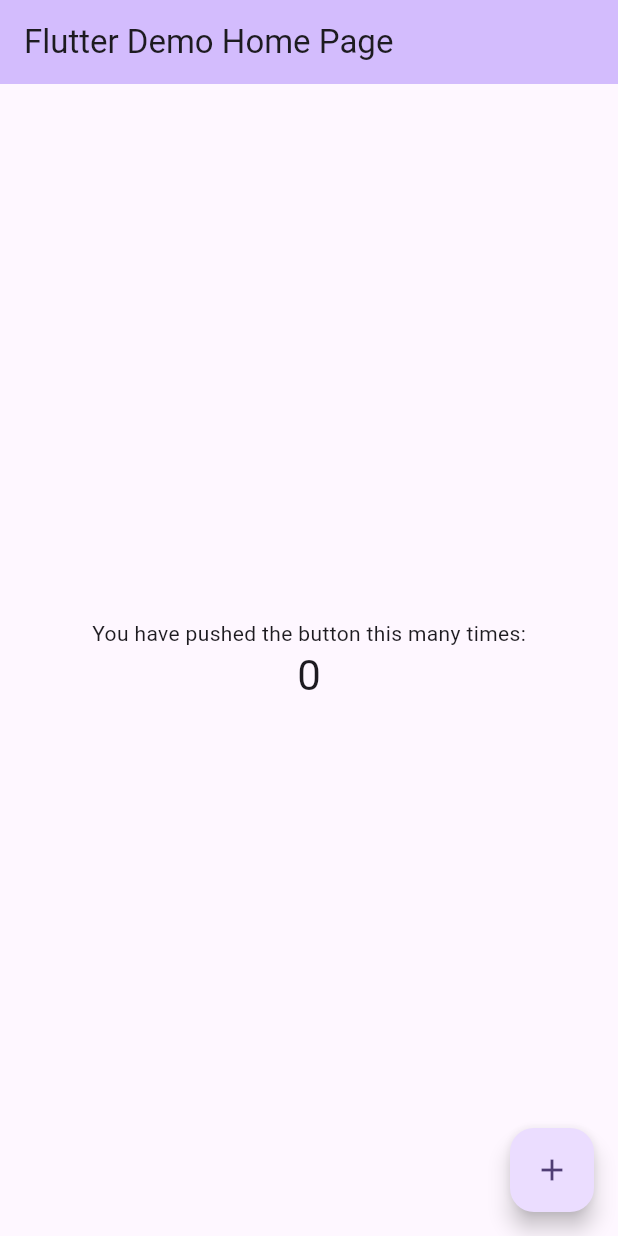
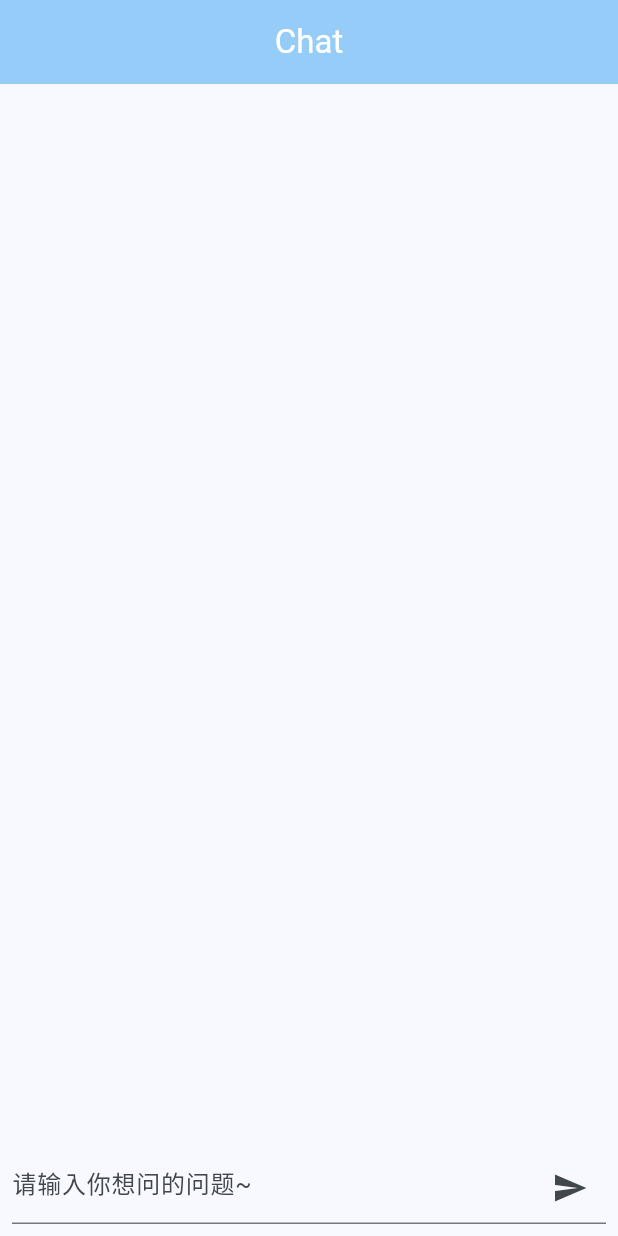
Before and after one commit to LighthouseInTheSea/chat_gpt_demo, a Flutter app: the screen it shows after launch, on a phone screen of 412 x 824 dp. Run offline on Flutter 3.47's test engine with Material 3 defaults, Android fonts, the light colour scheme and no system bars; our stand-ins replace hooks_riverpod.

Commit message:
使用riverpod完成基本的状态大宋

```diff
--- a/lib/main.dart
+++ b/lib/main.dart
@@ -1,7 +1,9 @@
+import 'package:chat_gpt_demo/widgets/chat_screen.dart';
 import 'package:flutter/material.dart';
+import 'package:hooks_riverpod/hooks_riverpod.dart';
 
 void main() {
-  runApp(const MyApp());
+  runApp(const ProviderScope(child: MyApp()));
 }
 
 class MyApp extends StatelessWidget {
@@ -11,115 +13,12 @@
   @override
   Widget build(BuildContext context) {
     return MaterialApp(
-      title: 'Flutter Demo',
+      title: 'ChatGPT',
       theme: ThemeData(
-        // This is the theme of your application.
-        //
-        // TRY THIS: Try running your application with "flutter run". You'll see
-        // the application has a purple toolbar. Then, without quitting the app,
-        // try changing the seedColor in the colorScheme below to Colors.green
-        // and then invoke "hot reload" (save your changes or press the "hot
-        // reload" button in a Flutter-supported IDE, or press "r" if you used
-        // the command line to start the app).
-        //
-        // Notice that the counter didn't reset back to zero; the application
-        // state is not lost during the reload. To reset the state, use hot
-        // restart instead.
-        //
-        // This works for code too, not just values: Most code changes can be
-        // tested with just a hot reload.
-        colorScheme: ColorScheme.fromSeed(seedColor: Colors.deepPurple),
+        colorScheme: ColorScheme.fromSeed(seedColor: Colors.lightBlue),
         useMaterial3: true,
       ),
-      home: const MyHomePage(title: 'Flutter Demo Home Page'),
+      home: ChatScreen(),
     );
   }
 }
-
-class MyHomePage extends StatefulWidget {
-  const MyHomePage({super.key, required this.title});
-
-  // This widget is the home page of your application. It is stateful, meaning
-  // that it has a State object (defined below) that contains fields that affect
-  // how it looks.
-
-  // This class is the configuration for the state. It holds the values (in this
-  // case the title) provided by the parent (in this case the App widget) and
-  // used by the build method of the State. Fields in a Widget subclass are
-  // always marked "final".
-
-  final String title;
-
-  @override
-  State<MyHomePage> createState() => _MyHomePageState();
-}
-
-class _MyHomePageState extends State<MyHomePage> {
-  int _counter = 0;
-
-  void _incrementCounter() {
-    setState(() {
-      // This call to setState tells the Flutter framework that something has
-      // changed in this State, which causes it to rerun the build method below
-      // so that the display can reflect the updated values. If we changed
-      // _counter without calling setState(), then the build method would not be
-      // called again, and so nothing would appear to happen.
-      _counter++;
-    });
-  }
-
-  @override
-  Widget build(BuildContext context) {
-    // This method is rerun every time setState is called, for instance as done
-    // by the _incrementCounter method above.
-    //
-    // The Flutter framework has been optimized to make rerunning build methods
-    // fast, so that you can just rebuild anything that needs updating rather
-    // than having to individually change instances of widgets.
-    return Scaffold(
-      appBar: AppBar(
-        // TRY THIS: Try changing the color here to a specific color (to
-        // Colors.amber, perhaps?) and trigger a hot reload to see the AppBar
-        // change color while the other colors stay the same.
-        backgroundColor: Theme.of(context).colorScheme.inversePrimary,
-        // Here we take the value from the MyHomePage object that was created by
-        // the App.build method, and use it to set our appbar title.
-        title: Text(widget.title),
-      ),
-      body: Center(
-        // Center is a layout widget. It takes a single child and positions it
-        // in the middle of the parent.
-        child: Column(
-          // Column is also a layout widget. It takes a list of children and
-          // arranges them vertically. By default, it sizes itself to fit its
-          // children horizontally, and tries to be as tall as its parent.
-          //
-          // Column has various properties to control how it sizes itself and
-          // how it positions its children. Here we use mainAxisAlignment to
-          // center the children vertically; the main axis here is the vertical
-          // axis because Columns are vertical (the cross axis would be
-          // horizontal).
-          //
-          // TRY THIS: Invoke "debug painting" (choose the "Toggle Debug Paint"
-          // action in the IDE, or press "p" in the console), to see the
-          // wireframe for each widget.
-          mainAxisAlignment: MainAxisAlignment.center,
-          children: <Widget>[
-            const Text(
-              'You have pushed the button this many times:',
-            ),
-            Text(
-              '$_counter',
-              style: Theme.of(context).textTheme.headlineMedium,
-            ),
-          ],
-        ),
-      ),
-      floatingActionButton: FloatingActionButton(
-        onPressed: _incrementCounter,
-        tooltip: 'Increment',
-        child: const Icon(Icons.add),
-      ), // This trailing comma makes auto-formatting nicer for build methods.
-    );
-  }
-}
--- /dev/null
+++ b/lib/models/message.dart
@@ -0,0 +1,19 @@
+class Message {
+  final String content;
+  final bool isUser;
+  final DateTime timestamp;
+
+  Message({required this.content, required this.isUser, required this.timestamp});
+
+  Map<String, dynamic> toJson() => {
+    "content": content,
+    "isUser": isUser,
+    "timestamp": timestamp.toIso8601String()
+  };
+
+  factory Message.fromJson(Map<String,dynamic> json) => Message(
+      content: json["content"],
+      isUser: json["isUser"],
+      timestamp: DateTime.parse(json["timestamp"])
+  );
+}
--- /dev/null
+++ b/lib/widgets/chat_screen.dart
@@ -0,0 +1,91 @@
+import 'package:chat_gpt_demo/states/message_state.dart';
+import 'package:flutter/cupertino.dart';
+import 'package:flutter/material.dart';
+import 'package:hooks_riverpod/hooks_riverpod.dart';
+
+import '../models/message.dart';
+
+class ChatScreen extends HookConsumerWidget {
+  ChatScreen({super.key});
+
+  final _textController = TextEditingController();
+
+  @override
+  Widget build(BuildContext context, WidgetRef ref) {
+    final messages = ref.watch(messageProvider);
+    return Scaffold(
+        appBar: AppBar(
+          backgroundColor: Theme.of(context).colorScheme.inversePrimary,
+          title: const Text("Chat", style: TextStyle(
+            color: Colors.white
+          ),),
+          centerTitle: true,
+        ),
+        body: Padding(
+          padding: const EdgeInsets.all(8.0),
+          child: Column(
+            children: [
+              Expanded(
+                child: ListView.separated(
+                    itemBuilder: (context, index) {
+                      return MessageItem(message: messages[index]);
+                    },
+                    separatorBuilder: (context, index) => const Divider(height: 16,),
+                    itemCount: messages.length
+                ),
+              ),
+              TextField(
+                controller: _textController,
+                decoration: InputDecoration(
+                  hintText: "请输入你想问的问题~",
+                  suffixIcon: IconButton(
+                    onPressed: (){
+                      if(_textController.text.isNotEmpty) {
+                        _sendMessage(ref, _textController.text);
+                      }
+                    },
+                    icon: const Icon(Icons.send),
+                  )
+                ),
+              )
+            ],
+          ),
+        ));
+  }
+
+  _sendMessage(WidgetRef ref,String content) {
+    final message =
+    Message(content: content, isUser: true, timestamp: DateTime.now());
+    ref.read(messageProvider.notifier).addMessage(message);
+    _textController.clear();
+  }
+}
+
+
+class MessageItem extends StatelessWidget {
+  const MessageItem({
+    super.key,
+    required this.message,
+  });
+
+  final Message message;
+
+  @override
+  Widget build(BuildContext context) {
+    return Row(
+      children: [
+        CircleAvatar(
+          child: Text(
+              message.isUser ? "A" : "GPT",
+            style: TextStyle(
+              color: Colors.white
+            ),
+          ),
+          backgroundColor: message.isUser ? Colors.blue : Colors.grey,
+        ),
+        const SizedBox(width: 8,),
+        Text(message.content),
+      ],
+    );
+  }
+}
--- a/pubspec.yaml
+++ b/pubspec.yaml
@@ -35,6 +35,7 @@ dependencies:
   # The following adds the Cupertino Icons font to your application.
   # Use with the CupertinoIcons class for iOS style icons.
   cupertino_icons: ^1.0.2
+  hooks_riverpod: ^2.4.10
 
 dev_dependencies:
   flutter_test:
@@ -46,6 +47,8 @@ dev_dependencies:
   # package. See that file for information about deactivating specific lint
   # rules and activating additional ones.
   flutter_lints: ^2.0.0
+  custom_lint: ^0.6.2
+  riverpod_lint: ^2.3.9
 
 # For information on the generic Dart part of this file, see the
 # following page: https://dart.dev/tools/pub/pubspec
```
Also changed, not shown: lib/states/message_state.dart (added, +12 -0 lines), pubspec.lock.
